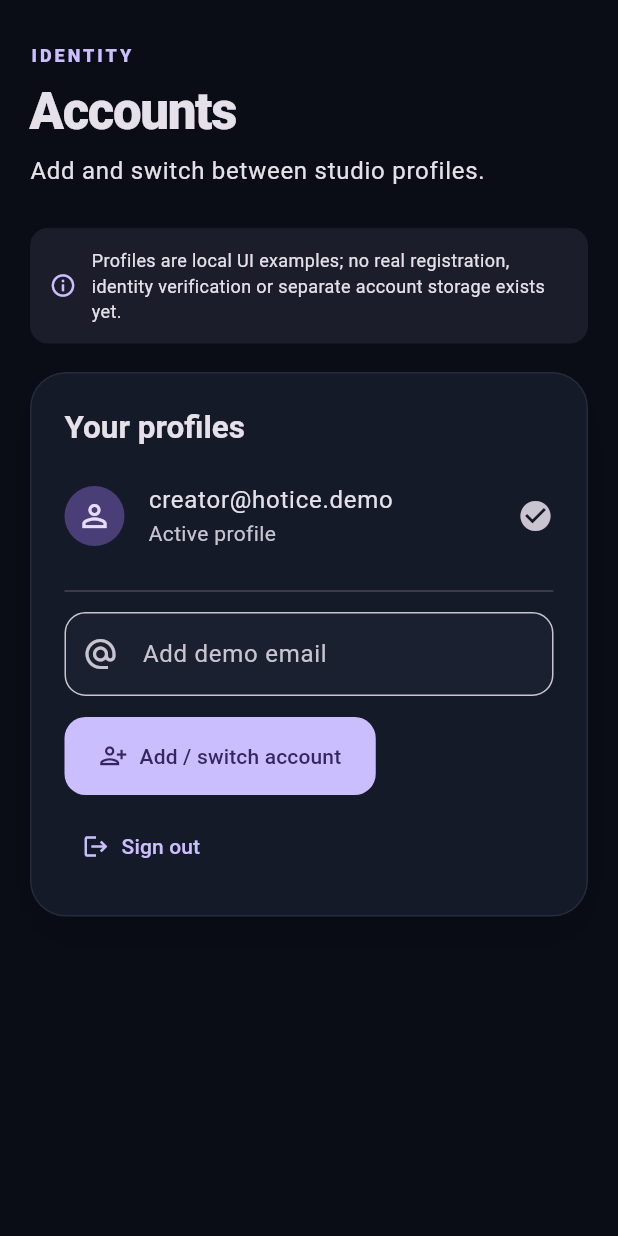
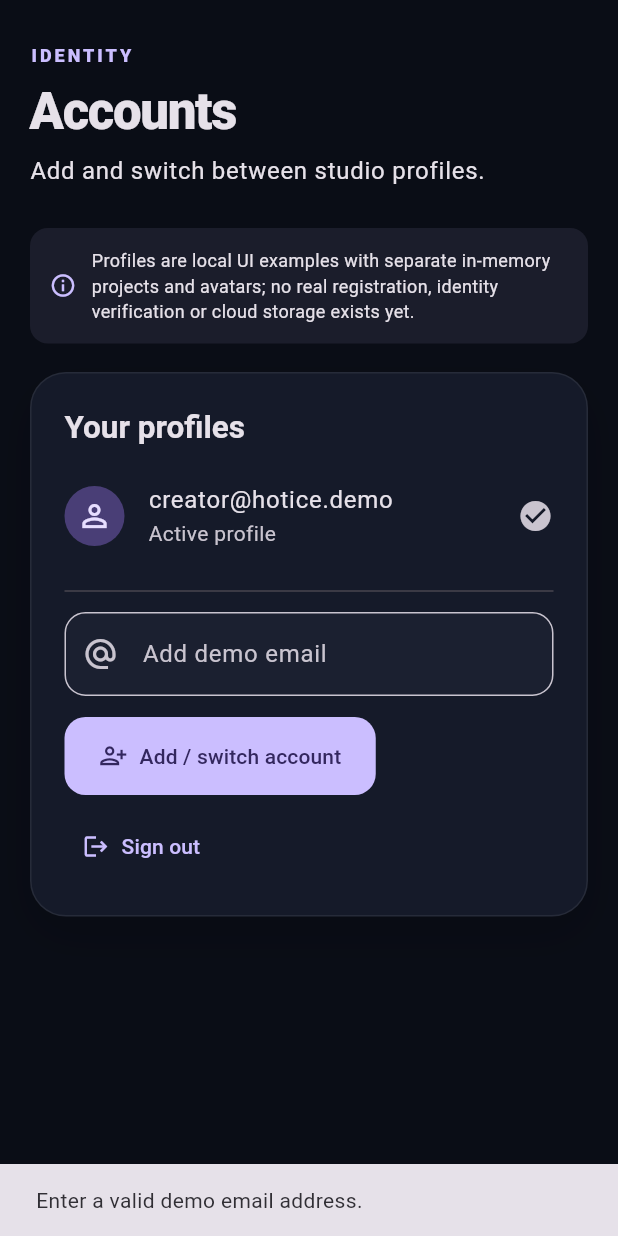
Before and after one commit to manbir6-ux/HOTICE, a Flutter app: the AccountsPage widget shown alone on an empty page, opened directly with empty values, after a tap on "Add / switch account", on a phone screen of 412 x 824 dp. Run offline on Flutter 3.47's test engine with Material 3 defaults, Android fonts, the phone set to English and light mode, and no system bars.

Commit message:
fix: prevent duplicate avatars and validate demo account emails

```diff
--- a/lib/src/account_credits.dart
+++ b/lib/src/account_credits.dart
@@ -21,10 +21,12 @@ class _AvatarsPageState extends State<AvatarsPage> {
 
   void add() {
     if (name.text.trim().isEmpty) return;
-    widget.store.addAvatar(name.text.trim(), style);
-    name.clear();
+    final added = widget.store.addAvatar(name.text.trim(), style);
+    if (added) name.clear();
     ScaffoldMessenger.of(context).showSnackBar(
-      const SnackBar(content: Text('Demo avatar preset added.')),
+      SnackBar(content: Text(added
+          ? 'Demo avatar preset added.'
+          : 'Use a unique, non-empty avatar name.')),
     );
   }
 
@@ -94,7 +96,7 @@ class _AvatarsPageState extends State<AvatarsPage> {
               padding: const EdgeInsets.all(10),
               child: ListTile(
                 leading: CircleAvatar(
-                    child: Text(avatar.name[0].toUpperCase())),
+                    child: Text(avatar.name.isEmpty ? '?' : avatar.name[0].toUpperCase())),
                 title: Text(avatar.name),
                 subtitle: Text(avatar.style + ' • Demo preset'),
                 trailing: const Icon(Icons.chevron_right),
@@ -338,7 +340,12 @@ class _AccountsPageState extends State<AccountsPage> {
   }
 
   void add() {
-    if (!email.text.contains('@')) return;
+    if (!isValidDemoEmail(email.text)) {
+      ScaffoldMessenger.of(context).showSnackBar(
+        const SnackBar(content: Text('Enter a valid demo email address.')),
+      );
+      return;
+    }
     widget.store.addAccount(email.text);
     email.clear();
     ScaffoldMessenger.of(context).showSnackBar(
@@ -357,7 +364,7 @@ class _AccountsPageState extends State<AccountsPage> {
           subtitle: 'Add and switch between studio profiles.',
         ),
         const DemoNotice(
-          'Profiles are local UI examples; no real registration, identity verification or separate account storage exists yet.',
+          'Profiles are local UI examples with separate in-memory projects and avatars; no real registration, identity verification or cloud storage exists yet.',
         ),
         const SizedBox(height: 19),
         StudioPanel(
```
